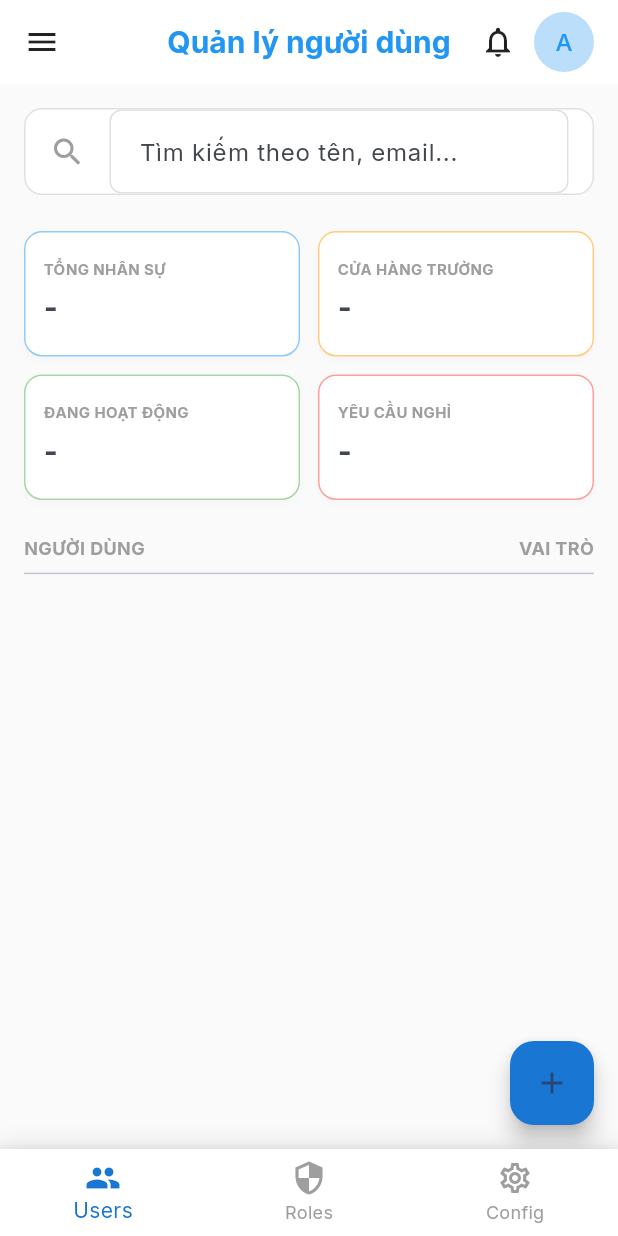
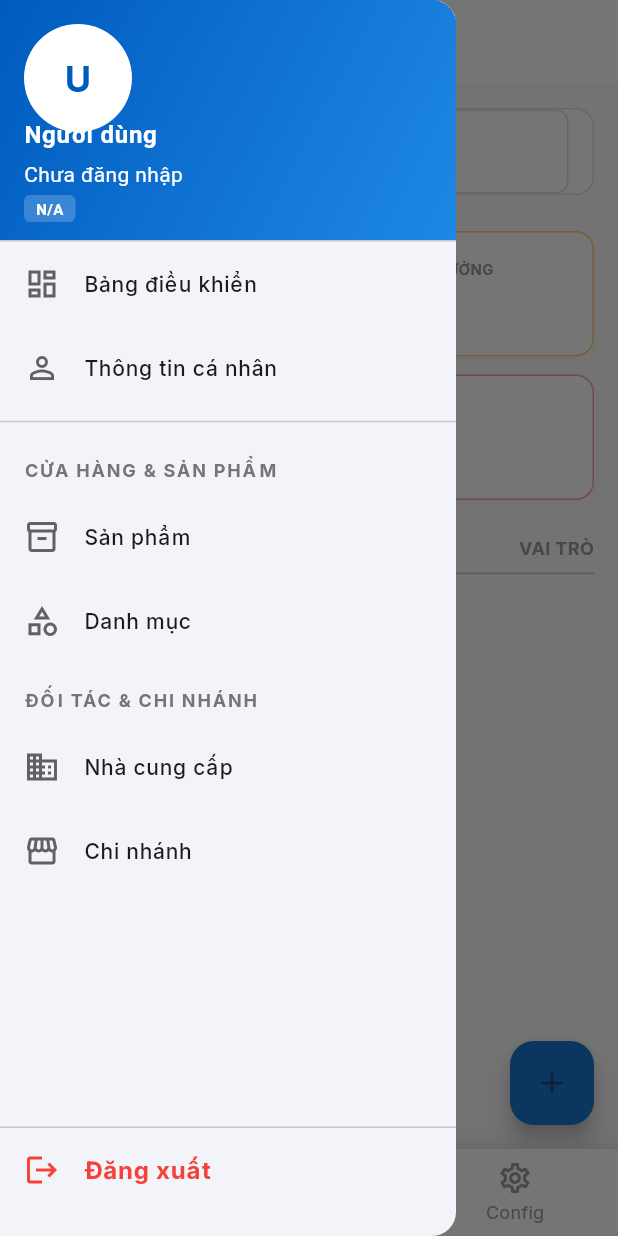
Before and after one commit to Hieu-coder-svg/Convenient_Store_Chain_Flutter, a Flutter app: the SystemAdminDashboard screen opened directly, with the side drawer open (before the commit the screen has no drawer), on a phone screen of 412 x 824 dp. Run offline on Flutter 3.47's test engine with Material 3 defaults, Android fonts, the phone set to English and light mode, and no system bars; our stand-ins replace dio, flutter_secure_storage, go_router, google_fonts, image_picker; accounts and stored records are empty; network calls fail.

Commit message:
feat: complete user management UI and global app drawer

```diff
--- /dev/null
+++ b/lib/core/widgets/app_drawer.dart
@@ -0,0 +1,170 @@
+import 'package:flutter/material.dart';
+import 'package:go_router/go_router.dart';
+import 'package:provider/provider.dart';
+import '../../features/auth/providers/auth_provider.dart';
+import '../constants/app_colors.dart';
+
+class AppDrawer extends StatelessWidget {
+  const AppDrawer({super.key});
+
+  @override
+  Widget build(BuildContext context) {
+    final user = context.watch<AuthProvider>().currentUser;
+
+    return Drawer(
+      child: Column(
+        children: [
+          _buildHeader(user),
+          Expanded(
+            child: ListView(
+              padding: EdgeInsets.zero,
+              children: [
+                _buildNavItem(
+                  context,
+                  icon: Icons.dashboard_outlined,
+                  title: 'Bảng điều khiển',
+                  onTap: () => context.go('/home'),
+                ),
+                _buildNavItem(
+                  context,
+                  icon: Icons.person_outline,
+                  title: 'Thông tin cá nhân',
+                  onTap: () {
+                    // TODO: Implement Profile Screen
+                    Navigator.pop(context); // Close drawer
+                  },
+                ),
+                const Divider(),
+
+                // Cửa hàng & Sản phẩm
+                _buildSectionTitle('CỬA HÀNG & SẢN PHẨM'),
+                _buildNavItem(
+                  context,
+                  icon: Icons.inventory_2_outlined,
+                  title: 'Sản phẩm',
+                  onTap: () => context.go('/products'),
+                ),
+                _buildNavItem(
+                  context,
+                  icon: Icons.category_outlined,
+                  title: 'Danh mục',
+                  onTap: () => context.go('/categories'),
+                ),
+
+                // Đối tác & Chi nhánh
+                _buildSectionTitle('ĐỐI TÁC & CHI NHÁNH'),
+                _buildNavItem(
+                  context,
+                  icon: Icons.business_outlined,
+                  title: 'Nhà cung cấp',
+                  onTap: () => context.go('/suppliers'),
+                ),
+                _buildNavItem(
+                  context,
+                  icon: Icons.storefront_outlined,
+                  title: 'Chi nhánh',
+                  onTap: () => context.go('/branches'),
+                ),
+              ],
+            ),
+          ),
+          const Divider(height: 1),
+          // Logout Button at the bottom
+          ListTile(
+            leading: const Icon(Icons.logout, color: Colors.red),
+            title: const Text(
+              'Đăng xuất',
+              style: TextStyle(color: Colors.red, fontWeight: FontWeight.bold),
+            ),
+            onTap: () async {
+              Navigator.pop(context); // Close drawer first
+              await context.read<AuthProvider>().logout();
+              if (context.mounted) {
+                context.go('/login');
+              }
+            },
+          ),
+          const SizedBox(height: 16),
+        ],
+      ),
+    );
+  }
+
+  Widget _buildHeader(dynamic user) {
+    return UserAccountsDrawerHeader(
+      decoration: const BoxDecoration(
+        gradient: LinearGradient(
+          begin: Alignment.topLeft,
+          end: Alignment.bottomRight,
+          colors: [
+            AppColors.primary,
+            Color(0xFF1E88E5), // Darker blue
+          ],
+        ),
+      ),
+      currentAccountPicture: CircleAvatar(
+        backgroundColor: Colors.white,
+        child: Text(
+          user?.fullName.substring(0, 1).toUpperCase() ?? 'U',
+          style: const TextStyle(
+            fontSize: 24,
+            fontWeight: FontWeight.bold,
+            color: AppColors.primary,
+          ),
+        ),
+      ),
+      accountName: Text(
+        user?.fullName ?? 'Người dùng',
+        style: const TextStyle(fontWeight: FontWeight.bold, fontSize: 16),
+      ),
+      accountEmail: Column(
+        crossAxisAlignment: CrossAxisAlignment.start,
+        children: [
+          Text(user?.username ?? 'Chưa đăng nhập'),
+          const SizedBox(height: 4),
+          Container(
+            padding: const EdgeInsets.symmetric(horizontal: 8, vertical: 2),
+            decoration: BoxDecoration(
+              color: Colors.white.withOpacity(0.2),
+              borderRadius: BorderRadius.circular(4),
+            ),
+            child: Text(
+              user?.roleName ?? 'N/A',
+              style: const TextStyle(fontSize: 10, fontWeight: FontWeight.w600),
+            ),
+          ),
+        ],
+      ),
+      margin: EdgeInsets.zero,
+    );
+  }
+
+  Widget _buildNavItem(BuildContext context, {required IconData icon, required String title, required VoidCallback onTap}) {
+    return ListTile(
+      leading: Icon(icon, color: Colors.grey[700]),
+      title: Text(
+        title,
+        style: const TextStyle(
+          fontSize: 14,
+          fontWeight: FontWeight.w500,
+        ),
+      ),
+      onTap: onTap,
+    );
+  }
+
+  Widget _buildSectionTitle(String title) {
+    return Padding(
+      padding: const EdgeInsets.fromLTRB(16, 16, 16, 8),
+      child: Text(
+        title,
+        style: TextStyle(
+          fontSize: 12,
+          fontWeight: FontWeight.bold,
+          color: Colors.grey[600],
+          letterSpacing: 1.2,
+        ),
+      ),
+    );
+  }
+}
--- a/lib/features/user_management/screens/system_admin_dashboard.dart
+++ b/lib/features/user_management/screens/system_admin_dashboard.dart
@@ -1,4 +1,5 @@
 import 'package:flutter/material.dart';
+import '../../../core/widgets/app_drawer.dart';
 import 'users_screen.dart';
 import 'roles_screen.dart';
 import 'system_config_screen.dart';
@@ -19,9 +20,28 @@ class _SystemAdminDashboardState extends State<SystemAdminDashboard> {
     const SystemConfigScreen(),
   ];
 
+  final List<String> _titles = [
+    'Quản lý người dùng',
+    'Vai trò & Quyền',
+    'Cấu hình hệ thống',
+  ];
+
   @override
   Widget build(BuildContext context) {
     return Scaffold(
+      appBar: AppBar(
+        elevation: 0,
+        backgroundColor: Colors.white,
+        iconTheme: const IconThemeData(color: Colors.black87),
+        title: Text(
+          _titles[_currentIndex],
+          style: const TextStyle(
+            color: Colors.blue,
+            fontWeight: FontWeight.bold,
+          ),
+        ),
+      ),
+      drawer: const AppDrawer(),
       body: _screens[_currentIndex],
       bottomNavigationBar: Container(
         decoration: BoxDecoration(
--- a/lib/features/user_management/screens/users_screen.dart
+++ b/lib/features/user_management/screens/users_screen.dart
@@ -1,4 +1,5 @@
 import 'package:flutter/material.dart';
+import 'package:go_router/go_router.dart';
 import 'package:provider/provider.dart';
 import '../providers/user_provider.dart';
 import '../../auth/providers/auth_provider.dart';
@@ -85,7 +86,18 @@ class _UsersScreenState extends State<UsersScreen> {
                   title: const Text('Khóa tài khoản'),
                   onTap: () async {
                     Navigator.pop(context);
-                    await context.read<UserProvider>().deactivateUser(user.userId);
+                    final provider = context.read<UserProvider>();
+                    final success = await provider.deactivateUser(user.userId);
+                    if (!context.mounted) return;
+                    if (success) {
+                      ScaffoldMessenger.of(context).showSnackBar(
+                        const SnackBar(content: Text('Khóa tài khoản thành công'), backgroundColor: Colors.green),
+                      );
+                    } else {
+                      ScaffoldMessenger.of(context).showSnackBar(
+                        SnackBar(content: Text(provider.error ?? 'Đã xảy ra lỗi'), backgroundColor: Colors.red),
+                      );
+                    }
                   },
                 )
               else
@@ -94,7 +106,18 @@ class _UsersScreenState extends State<UsersScreen> {
                   title: const Text('Kích hoạt tài khoản'),
                   onTap: () async {
                     Navigator.pop(context);
-                    await context.read<UserProvider>().activateUser(user.userId);
+                    final provider = context.read<UserProvider>();
+                    final success = await provider.activateUser(user.userId);
+                    if (!context.mounted) return;
+                    if (success) {
+                      ScaffoldMessenger.of(context).showSnackBar(
+                        const SnackBar(content: Text('Kích hoạt tài khoản thành công'), backgroundColor: Colors.green),
+                      );
+                    } else {
+                      ScaffoldMessenger.of(context).showSnackBar(
+                        SnackBar(content: Text(provider.error ?? 'Đã xảy ra lỗi'), backgroundColor: Colors.red),
+                      );
+                    }
                   },
                 ),
             ],
@@ -174,37 +197,6 @@ class _UsersScreenState extends State<UsersScreen> {
 
     return Scaffold(
       backgroundColor: Colors.grey[50],
-      appBar: AppBar(
-        elevation: 0,
-        backgroundColor: Colors.white,
-        leading: IconButton(
-          icon: const Icon(Icons.menu, color: Colors.black87),
-          onPressed: () {},
-        ),
-        title: const Text(
-          'Quản lý người dùng',
-          style: TextStyle(
-            color: Colors.blue,
-            fontWeight: FontWeight.bold,
-          ),
-        ),
-        actions: [
-          IconButton(
-            icon: const Icon(Icons.notifications_none, color: Colors.black87),
-            onPressed: () {},
-          ),
-          Padding(
-            padding: const EdgeInsets.only(right: 16.0),
-            child: CircleAvatar(
-              backgroundColor: Colors.blue[100],
-              child: Text(
-                adminUser?.fullName.substring(0, 1).toUpperCase() ?? 'A',
-                style: const TextStyle(color: Colors.blue),
-              ),
-            ),
-          ),
-        ],
-      ),
       body: Consumer<UserProvider>(
         builder: (context, provider, child) {
           if (provider.isLoading && provider.users.isEmpty) {
```
Also changed, not shown: lib/features/branch/screens/branch_list_screen.dart (+2 -6 lines), lib/features/home/screens/home_screen.dart (+2 -11 lines), lib/features/product/screens/category_list_screen.dart (+2 -6 lines), lib/features/product/screens/product_list_screen.dart (+3 -13 lines), lib/features/supplier/screens/supplier_list_screen.dart (+2 -6 lines), lib/features/user_management/providers/user_provider.dart (+40 -1 lines), lib/features/user_management/screens/roles_screen.dart (+0 -15 lines), lib/features/user_management/screens/system_config_screen.dart (+0 -14 lines), lib/features/user_management/screens/user_form_screen.dart (+45 -6 lines), lib/features/user_management/services/user_service.dart (+22 -0 lines), test_parse.dart (added, +20 -0 lines).
